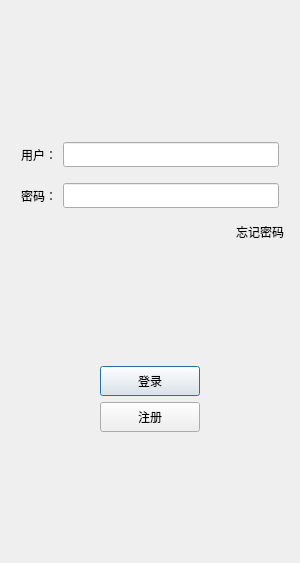
Old version of the form client/zxnchat/logindialog.ui in the repository PIGcanstudy/zxnChat.
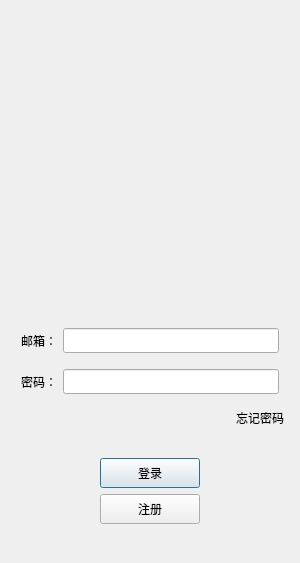
New version of the form. Icons and pictures are not drawn. Custom widgets are drawn as their Qt base class.

The edit to the form file:
```diff
--- a/client/zxnchat/logindialog.ui
+++ b/client/zxnchat/logindialog.ui
@@ -57,6 +57,28 @@
          </widget>
         </item>
         <item row="2" column="0">
+         <widget class="QLabel" name="head_label">
+          <property name="minimumSize">
+           <size>
+            <width>200</width>
+            <height>200</height>
+           </size>
+          </property>
+          <property name="maximumSize">
+           <size>
+            <width>200</width>
+            <height>200</height>
+           </size>
+          </property>
+          <property name="text">
+           <string/>
+          </property>
+          <property name="alignment">
+           <set>Qt::AlignCenter</set>
+          </property>
+         </widget>
+        </item>
+        <item row="3" column="0">
          <spacer name="verticalSpacer">
           <property name="orientation">
            <enum>Qt::Vertical</enum>
@@ -114,7 +136,7 @@
           </size>
          </property>
          <property name="text">
-          <string>用户：</string>
+          <string>邮箱：</string>
          </property>
         </widget>
        </item>
```
Left out of the diff: 33 changed lines with no effect on the pictures.
